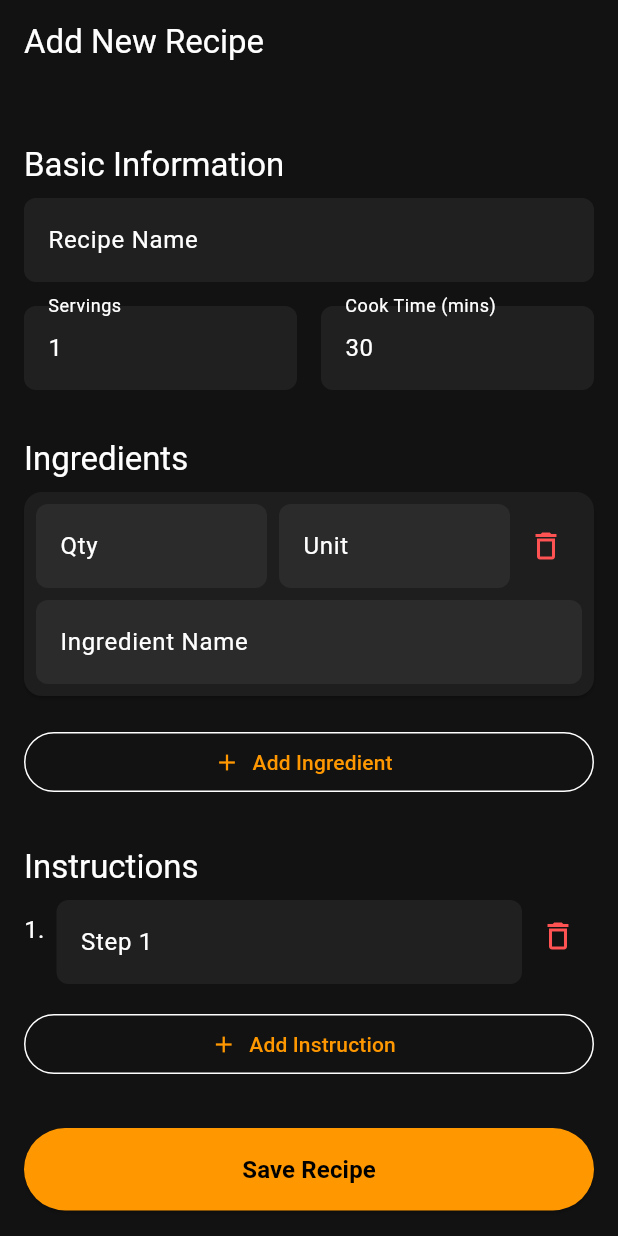
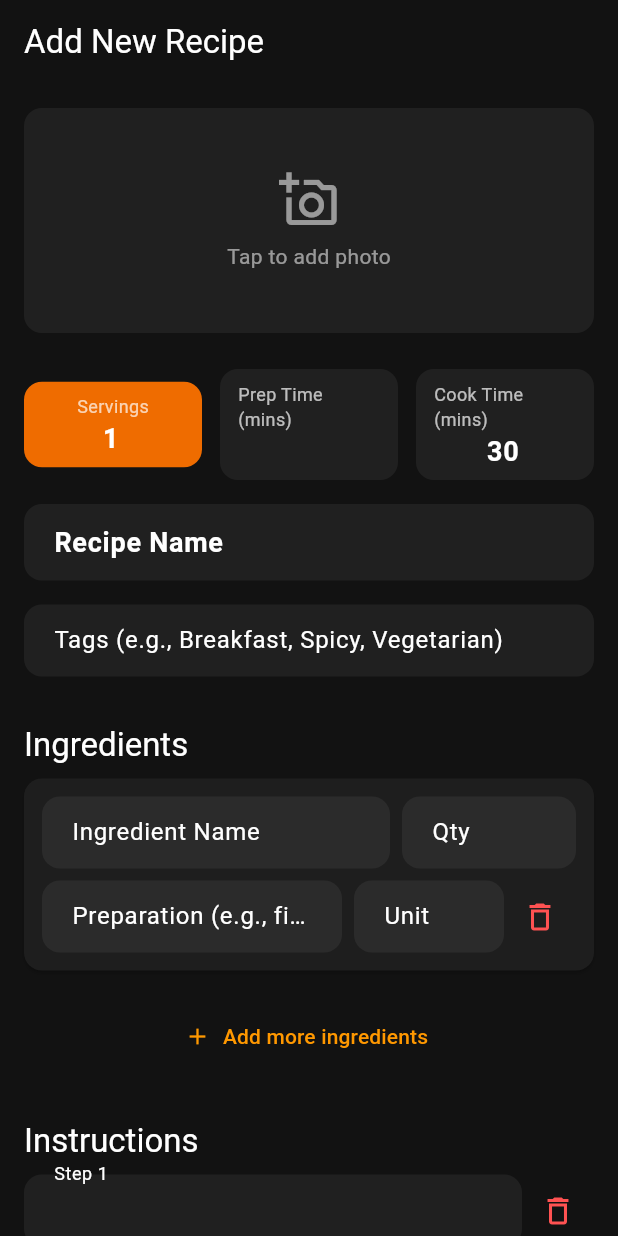
Before and after one commit to daphne-i/suvai-app, a Flutter app: the AddEditRecipeScreen screen opened by its route, on a phone screen of 412 x 824 dp. Run offline on Flutter 3.47's test engine with Material 3 defaults, Android fonts, the phone set to English and light mode, and no system bars; our stand-ins replace equatable, flutter_bloc, go_router, sqflite, sqflite_common_ffi; accounts and stored records are empty.

Commit message:
Add recipe screen - revamp

```diff
--- a/lib/features/recipe_book/views/add_edit_recipe_screen.dart
+++ b/lib/features/recipe_book/views/add_edit_recipe_screen.dart
@@ -4,15 +4,15 @@ import 'package:go_router/go_router.dart';
 import 'package:suvai/data/models/ingredient_model.dart';
 import 'package:suvai/data/models/recipe_model.dart';
 import 'package:suvai/data/repositories/recipe_repository.dart';
+import 'package:suvai/features/recipe_book/cubit/recipe_list_cubit.dart';
 
-import '../cubit/recipe_list_cubit.dart';
-
-// A simple Cubit to manage the form's state directly in the UI file for simplicity.
+// The Cubit to manage the state of the recipe form
 class RecipeFormCubit extends Cubit<Recipe> {
   final RecipeRepository _recipeRepository;
+
   RecipeFormCubit(this._recipeRepository, Recipe? initialRecipe)
       : super(initialRecipe ??
-      Recipe(
+      const Recipe(
         name: '',
         servings: 1,
         cookTimeMinutes: 30,
@@ -22,15 +22,10 @@ class RecipeFormCubit extends Cubit<Recipe> {
       ));
 
   void updateField({String? name, int? servings, int? cookTimeMinutes}) {
-    emit(Recipe(
-      id: state.id,
-      name: name ?? state.name,
-      servings: servings ?? state.servings,
-      cookTimeMinutes: cookTimeMinutes ?? state.cookTimeMinutes,
-      ingredients: state.ingredients,
-      instructions: state.instructions,
-      tags: state.tags,
-      imagePath: state.imagePath,
+    emit(state.copyWith(
+      name: name,
+      servings: servings,
+      cookTimeMinutes: cookTimeMinutes,
     ));
   }
 
@@ -76,6 +71,12 @@ class RecipeFormCubit extends Cubit<Recipe> {
     emit(state.copyWith(instructions: newInstructions));
   }
 
+  // --- TAGS METHOD ---
+  void tagsChanged(String tagsString) {
+    // Split the string by comma, trim whitespace, and remove any empty tags
+    final tags = tagsString.split(',').map((e) => e.trim()).where((e) => e.isNotEmpty).toList();
+    emit(state.copyWith(tags: tags));
+  }
 
   Future<void> saveRecipe() async {
     // Filter out empty ingredients/instructions before saving
@@ -87,6 +88,7 @@ class RecipeFormCubit extends Cubit<Recipe> {
   }
 }
 
+// --- MAIN SCREEN WIDGET ---
 class AddEditRecipeScreen extends StatelessWidget {
   final RecipeRepository recipeRepository;
   final Recipe? recipe;
@@ -106,93 +108,135 @@ class AddEditRecipeScreen extends StatelessWidget {
           title: Text(recipe == null ? 'Add New Recipe' : 'Edit Recipe'),
           backgroundColor: Theme.of(context).scaffoldBackgroundColor,
         ),
-        body: BlocBuilder<RecipeFormCubit, Recipe>(
-          builder: (context, state) {
-            return SingleChildScrollView(
-              padding: const EdgeInsets.all(16.0),
-              child: _RecipeForm(recipe: state),
-            );
-          },
+        body: SingleChildScrollView(
+          padding: const EdgeInsets.fromLTRB(16, 0, 16, 40),
+          child: const _RecipeForm(),
         ),
       ),
     );
   }
 }
 
+// --- REFACTORED FORM WIDGET ---
 class _RecipeForm extends StatelessWidget {
-  final Recipe recipe;
-  const _RecipeForm({required this.recipe});
+  const _RecipeForm();
 
   @override
   Widget build(BuildContext context) {
-    final cubit = context.read<RecipeFormCubit>();
+    final cubit = context.watch<RecipeFormCubit>();
+    final recipe = cubit.state;
 
     return Form(
       child: Column(
         crossAxisAlignment: CrossAxisAlignment.stretch,
         children: [
-          // We will add the image picker here later
+          // --- PHOTO SECTION (UI ONLY FOR NOW) ---
           const SizedBox(height: 16),
+          Container(
+            height: 150,
+            decoration: BoxDecoration(
+              color: Colors.grey.withOpacity(0.1),
+              borderRadius: BorderRadius.circular(12),
+            ),
+            child: const Center(
+              child: Column(
+                mainAxisAlignment: MainAxisAlignment.center,
+                children: [
+                  Icon(Icons.add_a_photo_outlined, size: 40, color: Colors.white54),
+                  SizedBox(height: 8),
+                  Text('Tap to add photo', style: TextStyle(color: Colors.white54)),
+                ],
+              ),
+            ),
+          ),
+          const SizedBox(height: 24),
 
-          // --- Basic Info Section ---
-          _buildSectionTitle(context, 'Basic Information'),
-          _buildStyledTextFormField(
-            initialValue: recipe.name,
-            labelText: 'Recipe Name',
-            onChanged: (value) => cubit.updateField(name: value),
-          ),
-          const SizedBox(height: 16),
+          // --- INFO CHIPS SECTION ---
           Row(
             children: [
+              // --- ADD EXPANDED AROUND THIS WIDGET ---
               Expanded(
-                child: _buildStyledTextFormField(
+                child: _InfoChipInput(
+                  label: 'Servings',
                   initialValue: recipe.servings.toString(),
-                  labelText: 'Servings',
-                  keyboardType: TextInputType.number,
-                  onChanged: (value) => cubit.updateField(servings: int.tryParse(value) ?? 1),
+                  onChanged: (v) => cubit.updateField(servings: int.tryParse(v) ?? 1),
+                  isPrimary: true,
                 ),
               ),
-              const SizedBox(width: 16),
+              const SizedBox(width: 12),
               Expanded(
-                child: _buildStyledTextFormField(
+                child: _InfoChipInput(
+                  label: 'Prep Time (mins)',
+                  initialValue: '',
+                  onChanged: (v) {}, // TODO: Add to model
+                ),
+              ),
+              const SizedBox(width: 12),
+              Expanded(
+                child: _InfoChipInput(
+                  label: 'Cook Time (mins)',
                   initialValue: recipe.cookTimeMinutes.toString(),
-                  labelText: 'Cook Time (mins)',
-                  keyboardType: TextInputType.number,
-                  onChanged: (value) => cubit.updateField(cookTimeMinutes: int.tryParse(value) ?? 0),
+                  onChanged: (v) => cubit.updateField(cookTimeMinutes: int.tryParse(v) ?? 0),
                 ),
               ),
             ],
           ),
+          const SizedBox(height: 16),
+
+          // --- RECIPE NAME ---
+          _StyledTextField(
+            hintText: 'Recipe Name',
+            initialValue: recipe.name,
+            onChanged: (value) => cubit.updateField(name: value),
+            style: const TextStyle(fontSize: 18, fontWeight: FontWeight.bold),
+          ),
+
+          // --- TAGS FIELD ---
+          const SizedBox(height: 16),
+          _StyledTextField(
+            hintText: 'Tags (e.g., Breakfast, Spicy, Vegetarian)',
+            initialValue: recipe.tags.join(', '),
+            onChanged: (value) => cubit.tagsChanged(value),
+          ),
           const SizedBox(height: 24),
 
-          // --- Ingredients Section ---
+          // --- INGREDIENTS ---
           _buildSectionTitle(context, 'Ingredients'),
           ..._buildIngredientsInputs(context, recipe.ingredients, cubit),
           const SizedBox(height: 8),
-          OutlinedButton.icon(
+          TextButton.icon(
             icon: const Icon(Icons.add),
-            label: const Text('Add Ingredient'),
+            label: const Text('Add more ingredients'),
             onPressed: () => cubit.addIngredient(),
           ),
           const SizedBox(height: 24),
 
-          // --- Instructions Section ---
+          // --- INSTRUCTIONS ---
           _buildSectionTitle(context, 'Instructions'),
           ..._buildInstructionsInputs(context, recipe.instructions, cubit),
           const SizedBox(height: 8),
-          OutlinedButton.icon(
+          TextButton.icon(
             icon: const Icon(Icons.add),
-            label: const Text('Add Instruction'),
+            label: const Text('Add new step'),
             onPressed: () => cubit.addInstruction(),
           ),
           const SizedBox(height: 32),
 
-          // --- Save Button ---
-          ElevatedButton(
+          // --- SAVE BUTTON ---
+          Container(
+            decoration: BoxDecoration(
+              borderRadius: BorderRadius.circular(12),
+              gradient: LinearGradient(
+                colors: [Colors.orange.shade600, Colors.red.shade600],
+                begin: Alignment.centerLeft,
+                end: Alignment.centerRight,
+              ),
+            ),
+            child: ElevatedButton(
               style: ElevatedButton.styleFrom(
                 padding: const EdgeInsets.symmetric(vertical: 16),
-              backgroundColor: Theme.of(context).colorScheme.primary,
-              foregroundColor: Colors.black,
+                backgroundColor: Colors.transparent,
+                shadowColor: Colors.transparent,
               ),
               onPressed: () async {
                 await cubit.saveRecipe();
@@ -200,17 +244,26 @@ class _RecipeForm extends StatelessWidget {
                   context.pop();
                 }
               },
-            child: const Text('Save Recipe', style: TextStyle(fontSize: 16, fontWeight: FontWeight.bold)),
+              child: const Text(
+                'Save Recipe',
+                style: TextStyle(
+                  fontSize: 16,
+                  fontWeight: FontWeight.bold,
+                  color: Colors.white,
+                ),
+              ),
+            ),
           ),
         ],
       ),
     );
   }
 
+  // --- HELPER METHODS FOR BUILDING UI SECTIONS ---
   Widget _buildSectionTitle(BuildContext context, String title) {
     return Padding(
       padding: const EdgeInsets.symmetric(vertical: 8.0),
-      child: Text(title, style: Theme.of(context).textTheme.titleLarge),
+      child: Text(title, style: Theme.of(context).textTheme.titleLarge?.copyWith(color: Colors.white)),
     );
   }
 
@@ -220,39 +273,58 @@ class _RecipeForm extends StatelessWidget {
       return Card(
         margin: const EdgeInsets.only(bottom: 12),
         child: Padding(
-          padding: const EdgeInsets.all(8.0),
+          padding: const EdgeInsets.all(12.0),
           child: Column(
             children: [
               Row(
-                crossAxisAlignment: CrossAxisAlignment.center,
                 children: [
                   Expanded(
-                    child: _buildStyledTextFormField(
-                      initialValue: ingredient.quantity != 0 ? ingredient.quantity.toString() : '',
-                      labelText: 'Qty',
-                      keyboardType: TextInputType.number,
-                      onChanged: (v) => cubit.updateIngredient(index, quantity: double.tryParse(v) ?? 0),
+                    flex: 2,
+                    child: _StyledTextField(
+                      hintText: 'Ingredient Name',
+                      initialValue: ingredient.name,
+                      onChanged: (v) => cubit.updateIngredient(index, name: v),
                     ),
                   ),
                   const SizedBox(width: 8),
                   Expanded(
-                    child: _buildStyledTextFormField(
+                    flex: 1,
+                    child: _StyledTextField(
+                      hintText: 'Qty',
+                      initialValue: ingredient.quantity > 0 ? ingredient.quantity.toString() : '',
+                      onChanged: (v) => cubit.updateIngredient(index, quantity: double.tryParse(v)),
+                      keyboardType: TextInputType.number,
+                    ),
+                  ),
+                ],
+              ),
+              const SizedBox(height: 8),
+              Row(
+                children: [
+                  Expanded(
+                    flex: 2,
+                    child: _StyledTextField(
+                      hintText: 'Preparation (e.g., finely chopped)',
+                      initialValue: ingredient.preparation,
+                      onChanged: (v) => cubit.updateIngredient(index, prep: v),
+                    ),
+                  ),
+                  const SizedBox(width: 8),
+                  Expanded(
+                    flex: 1,
+                    child: _StyledTextField(
+                      hintText: 'Unit',
                       initialValue: ingredient.unit,
-                      labelText: 'Unit',
                       onChanged: (v) => cubit.updateIngredient(index, unit: v),
                     ),
                   ),
                   IconButton(
                     icon: const Icon(Icons.delete_outline, color: Colors.redAccent),
                     onPressed: () => cubit.removeIngredient(index),
+                    padding: EdgeInsets.zero,
+                    constraints: const BoxConstraints(),
                   ),
                 ],
-              ),
-              const SizedBox(height: 8),
-              _buildStyledTextFormField(
-                initialValue: ingredient.name,
-                labelText: 'Ingredient Name',
-                onChanged: (v) => cubit.updateIngredient(index, name: v),
               ),
             ],
           ),
@@ -268,14 +340,12 @@ class _RecipeForm extends StatelessWidget {
         child: Row(
           crossAxisAlignment: CrossAxisAlignment.start,
           children: [
-            Text('${index + 1}.', style: const TextStyle(fontSize: 16, height: 2.5)),
-            const SizedBox(width: 8),
             Expanded(
-              child: _buildStyledTextFormField(
+              child: _StyledTextField(
+                labelText: 'Step ${index + 1}',
                 initialValue: instructions[index],
-                labelText: 'Step ${index + 1}',
-                maxLines: null, // Allows multiline
                 onChanged: (v) => cubit.updateInstruction(index, v),
+                maxLines: null,
               ),
             ),
             IconButton(
@@ -287,24 +357,44 @@ class _RecipeForm extends StatelessWidget {
       );
     });
   }
+}
 
-  Widget _buildStyledTextFormField({
-    String? initialValue,
-    String? labelText,
-    void Function(String)? onChanged,
-    TextInputType? keyboardType,
-    int? maxLines = 1,
-  }) {
+// --- REUSABLE WIDGETS FOR STYLING ---
+class _StyledTextField extends StatelessWidget {
+  final String? initialValue;
+  final String? hintText;
+  final String? labelText;
+  final void Function(String)? onChanged;
+  final TextInputType? keyboardType;
+  final int? maxLines;
+  final TextStyle? style;
+
+  const _StyledTextField({
+    this.initialValue,
+    this.hintText,
+    this.labelText,
+    this.onChanged,
+    this.keyboardType,
+    this.maxLines = 1,
+    this.style,
+  });
+
+  @override
+  Widget build(BuildContext context) {
     return TextFormField(
       initialValue: initialValue,
+      style: style,
       decoration: InputDecoration(
+        hintText: hintText,
         labelText: labelText,
         filled: true,
         fillColor: Colors.grey.withOpacity(0.1),
+        contentPadding: const EdgeInsets.symmetric(horizontal: 16, vertical: 12),
         border: OutlineInputBorder(
-          borderRadius: BorderRadius.circular(8),
+          borderRadius: BorderRadius.circular(12),
           borderSide: BorderSide.none,
         ),
+        floatingLabelBehavior: FloatingLabelBehavior.always,
       ),
       keyboardType: keyboardType,
       maxLines: maxLines,
@@ -312,3 +402,47 @@ class _RecipeForm extends StatelessWidget {
     );
   }
 }
+
+class _InfoChipInput extends StatelessWidget {
+  final String label;
+  final String initialValue;
+  final void Function(String) onChanged;
+  final bool isPrimary;
+
+  const _InfoChipInput({
+    required this.label,
+    required this.initialValue,
+    required this.onChanged,
+    this.isPrimary = false,
+  });
+
+  @override
+  Widget build(BuildContext context) {
+    return Container(
+      padding: const EdgeInsets.symmetric(horizontal: 12, vertical: 8),
+      decoration: BoxDecoration(
+        color: isPrimary ? Colors.orange.shade800 : Colors.grey.withOpacity(0.1),
+        borderRadius: BorderRadius.circular(12),
+      ),
+      child: Column(
+        mainAxisAlignment: MainAxisAlignment.center,
+        children: [
+          Text(label, style: const TextStyle(fontSize: 12, color: Colors.white70)),
+          const SizedBox(height: 2),
+          TextFormField(
+            initialValue: initialValue,
+            onChanged: onChanged,
+            keyboardType: TextInputType.number,
+            textAlign: TextAlign.center,
+            style: const TextStyle(fontSize: 18, fontWeight: FontWeight.bold, height: 1.2),
+            decoration: const InputDecoration(
+              border: InputBorder.none,
+              isDense: true,
+              contentPadding: EdgeInsets.zero,
+            ),
+          ),
+        ],
+      ),
+    );
+  }
+}
```
Lines whose indentation alone changed are shown as unchanged.
